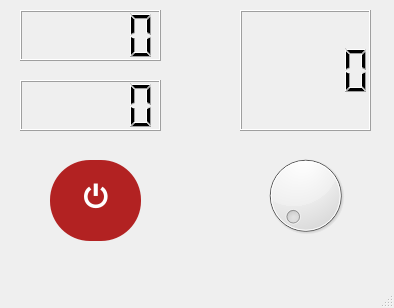
Qt form Python/interface.ui (mauricio-mm/EspMqTT-RS485) before a commit.
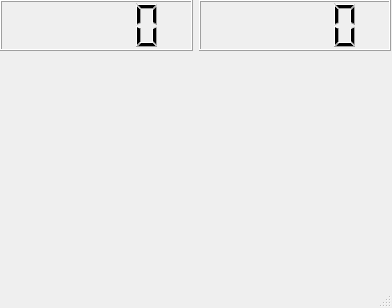
The same form after that commit.

```diff
--- a/Python/interface.ui
+++ b/Python/interface.ui
@@ -6,7 +6,7 @@
    <rect>
     <x>0</x>
     <y>0</y>
-    <width>394</width>
+    <width>392</width>
     <height>308</height>
    </rect>
   </property>
@@ -14,80 +14,23 @@
    <string>MainWindow</string>
   </property>
   <widget class="QWidget" name="centralwidget">
-   <widget class="QLCDNumber" name="lcdNumber">
+   <widget class="QWidget" name="horizontalLayoutWidget">
     <property name="geometry">
      <rect>
-      <x>20</x>
-      <y>10</y>
-      <width>141</width>
+      <x>0</x>
+      <y>0</y>
+      <width>391</width>
       <height>51</height>
      </rect>
     </property>
-   </widget>
-   <widget class="QPushButton" name="pushButton">
-    <property name="geometry">
-     <rect>
-      <x>50</x>
-      <y>160</y>
-      <width>91</width>
-      <height>81</height>
-     </rect>
-    </property>
-    <property name="styleSheet">
-     <string notr="true">
-   QPushButton {
-       background-color: #B22222;
-       border: none;
-       border-radius: 40px;
-       color: white;
-       font-size: 28px;
-       font-weight: bold;
-       padding: 10px;
-   }
-   QPushButton:hover {
-       background-color: #cc3333;
-   }
-   QPushButton:pressed {
-       background-color: #800000;
-   }
-  </string>
-    </property>
-    <property name="text">
-     <string>⏻</string>
-    </property>
-   </widget>
-   <widget class="QLCDNumber" name="lcdNumber_2">
-    <property name="geometry">
-     <rect>
-      <x>20</x>
-      <y>80</y>
-      <width>141</width>
-      <height>51</height>
-     </rect>
-    </property>
-   </widget>
-   <widget class="QLCDNumber" name="lcdNumber_3">
-    <property name="geometry">
-     <rect>
-      <x>240</x>
-      <y>10</y>
-      <width>131</width>
-      <height>121</height>
-     </rect>
-    </property>
-   </widget>
-   <widget class="QDial" name="dial">
-    <property name="geometry">
-     <rect>
-      <x>260</x>
-      <y>150</y>
-      <width>91</width>
-      <height>91</height>
-     </rect>
-    </property>
-    <property name="maximum">
-     <number>180</number>
-    </property>
+    <layout class="QHBoxLayout" name="horizontalLayout">
+     <item>
+      <widget class="QLCDNumber" name="lcdNumber_2"/>
+     </item>
+     <item>
+      <widget class="QLCDNumber" name="lcdNumber"/>
+     </item>
+    </layout>
    </widget>
   </widget>
   <widget class="QMenuBar" name="menubar">
```
Left out of the diff: 2 changed lines with no effect on the pictures.
